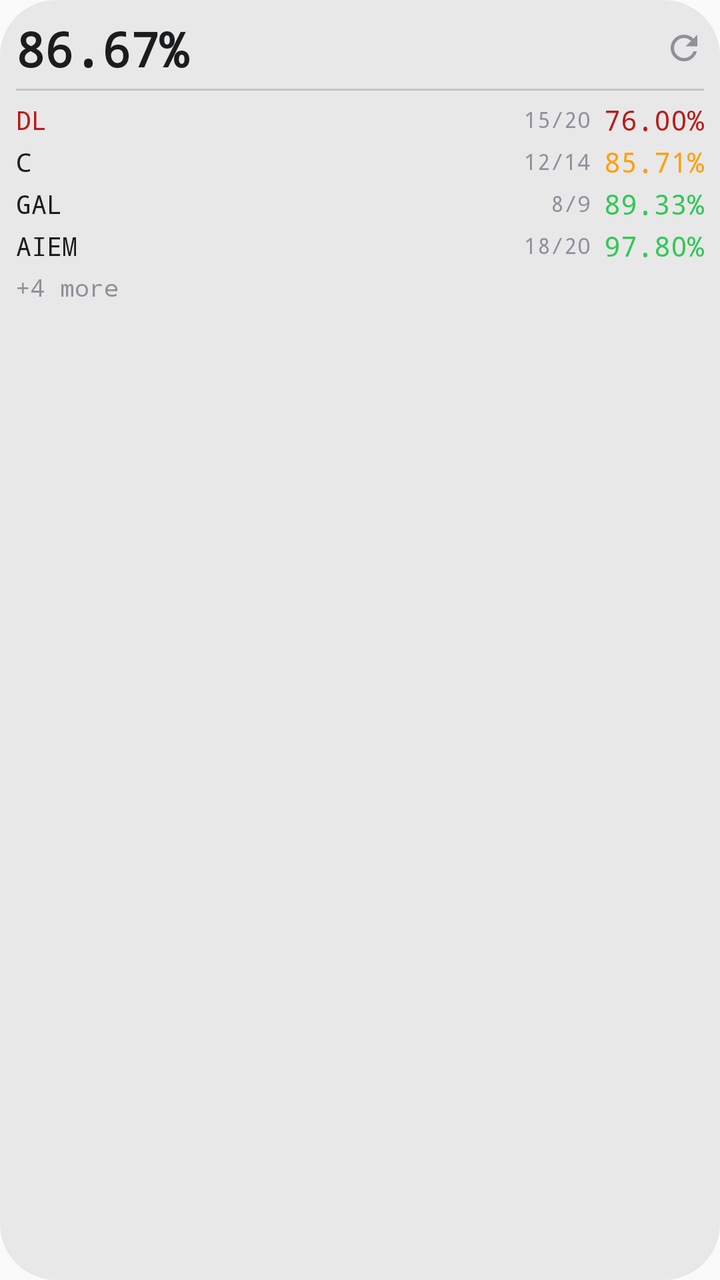
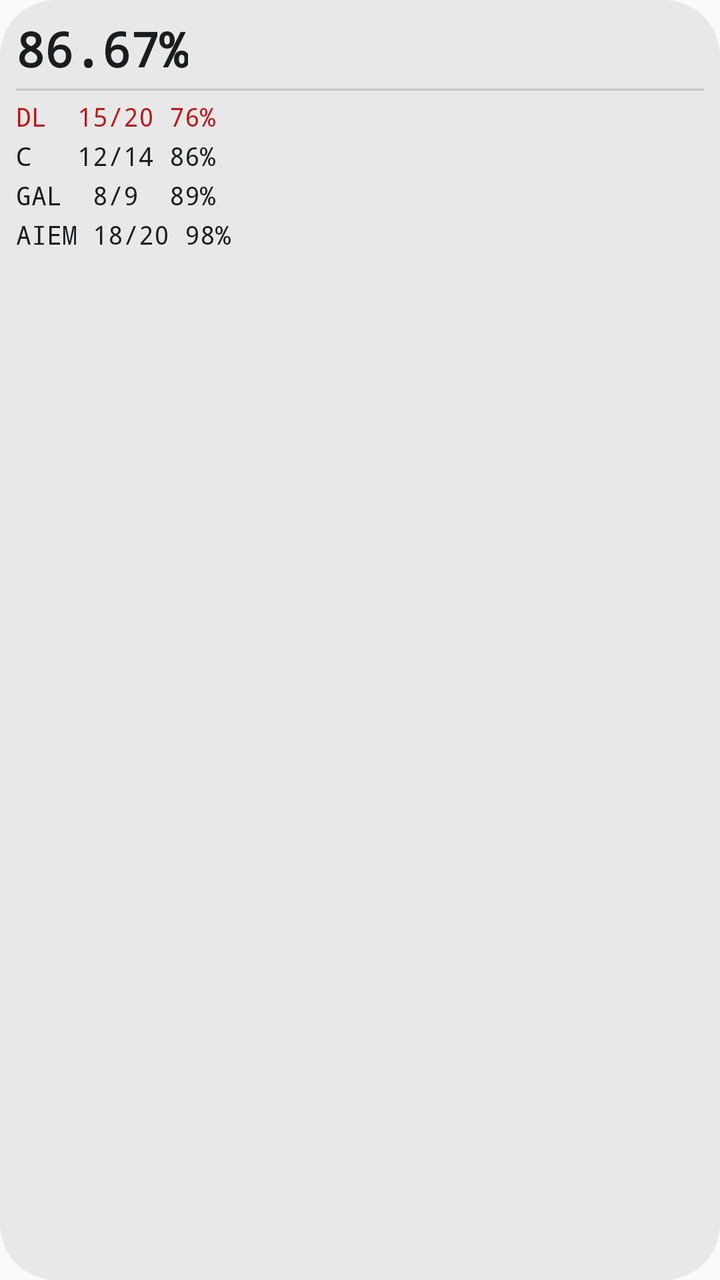

An Android layout rendered at two revisions. The XML below is the earlier revision; the diff shows what the commit changed to produce the second picture.
<!-- AndroidManifest.xml: application theme Theme.BMUAttendance -->
<!-- res/layout/widget_preview_small.xml -->
<?xml version="1.0" encoding="utf-8"?>
<LinearLayout xmlns:android="http://schemas.android.com/apk/res/android"
    android:layout_width="match_parent"
    android:layout_height="match_parent"
    android:background="@drawable/widget_background"
    android:orientation="vertical"
    android:padding="8dp">

    <LinearLayout
        android:layout_width="match_parent"
        android:layout_height="wrap_content"
        android:gravity="center_vertical"
        android:orientation="horizontal">

        <TextView
            android:layout_width="0dp"
            android:layout_height="wrap_content"
            android:layout_weight="1"
            android:fontFamily="monospace"
            android:text="86.67%"
            android:textColor="@color/widget_preview_on_surface"
            android:textSize="24sp"
            android:textStyle="bold" />

        <ImageView
            android:layout_width="20dp"
            android:layout_height="20dp"
            android:contentDescription="@string/widget_refresh"
            android:src="@drawable/ic_refresh"
            android:tint="@color/widget_preview_secondary" />
    </LinearLayout>

    <View
        android:layout_width="match_parent"
        android:layout_height="1dp"
        android:layout_marginTop="4dp"
        android:layout_marginBottom="4dp"
        android:background="@color/widget_preview_divider" />

    <LinearLayout
        android:layout_width="match_parent"
        android:layout_height="wrap_content"
        android:gravity="center_vertical"
        android:orientation="horizontal"
        android:paddingTop="1dp"
        android:paddingBottom="1dp">

        <TextView
            android:layout_width="0dp"
            android:layout_height="wrap_content"
            android:layout_weight="1"
            android:fontFamily="monospace"
            android:text="DL"
            android:textColor="@color/widget_status_red"
            android:textSize="13sp" />

        <TextView
            android:layout_width="wrap_content"
            android:layout_height="wrap_content"
            android:fontFamily="monospace"
            android:text="15/20 "
            android:textColor="@color/widget_preview_secondary"
            android:textSize="11sp" />

        <TextView
            android:layout_width="wrap_content"
            android:layout_height="wrap_content"
            android:fontFamily="monospace"
            android:text="76.00%"
            android:textColor="@color/widget_status_red"
            android:textSize="14sp" />
    </LinearLayout>

    <LinearLayout
        android:layout_width="match_parent"
        android:layout_height="wrap_content"
        android:gravity="center_vertical"
        android:orientation="horizontal"
        android:paddingTop="1dp"
        android:paddingBottom="1dp">

        <TextView
            android:layout_width="0dp"
            android:layout_height="wrap_content"
            android:layout_weight="1"
            android:fontFamily="monospace"
            android:text="C"
            android:textColor="@color/widget_preview_on_surface"
            android:textSize="13sp" />

        <TextView
            android:layout_width="wrap_content"
            android:layout_height="wrap_content"
            android:fontFamily="monospace"
            android:text="12/14 "
            android:textColor="@color/widget_preview_secondary"
            android:textSize="11sp" />

        <TextView
            android:layout_width="wrap_content"
            android:layout_height="wrap_content"
            android:fontFamily="monospace"
            android:text="85.71%"
            android:textColor="@color/widget_status_yellow"
            android:textSize="14sp" />
    </LinearLayout>

    <LinearLayout
        android:layout_width="match_parent"
        android:layout_height="wrap_content"
        android:gravity="center_vertical"
        android:orientation="horizontal"
        android:paddingTop="1dp"
        android:paddingBottom="1dp">

        <TextView
            android:layout_width="0dp"
            android:layout_height="wrap_content"
            android:layout_weight="1"
            android:fontFamily="monospace"
            android:text="GAL"
            android:textColor="@color/widget_preview_on_surface"
            android:textSize="13sp" />

        <TextView
            android:layout_width="wrap_content"
            android:layout_height="wrap_content"
            android:fontFamily="monospace"
            android:text="8/9 "
            android:textColor="@color/widget_preview_secondary"
            android:textSize="11sp" />

        <TextView
            android:layout_width="wrap_content"
            android:layout_height="wrap_content"
            android:fontFamily="monospace"
            android:text="89.33%"
            android:textColor="@color/widget_status_green"
            android:textSize="14sp" />
    </LinearLayout>

    <LinearLayout
        android:layout_width="match_parent"
        android:layout_height="wrap_content"
        android:gravity="center_vertical"
        android:orientation="horizontal"
        android:paddingTop="1dp"
        android:paddingBottom="1dp">

        <TextView
            android:layout_width="0dp"
            android:layout_height="wrap_content"
            android:layout_weight="1"
            android:fontFamily="monospace"
            android:text="AIEM"
            android:textColor="@color/widget_preview_on_surface"
            android:textSize="13sp" />

        <TextView
            android:layout_width="wrap_content"
            android:layout_height="wrap_content"
            android:fontFamily="monospace"
            android:text="18/20 "
            android:textColor="@color/widget_preview_secondary"
            android:textSize="11sp" />

        <TextView
            android:layout_width="wrap_content"
            android:layout_height="wrap_content"
            android:fontFamily="monospace"
            android:text="97.80%"
            android:textColor="@color/widget_status_green"
            android:textSize="14sp" />
    </LinearLayout>

    <TextView
        android:layout_width="wrap_content"
        android:layout_height="wrap_content"
        android:layout_marginTop="2dp"
        android:fontFamily="monospace"
        android:text="+4 more"
        android:textColor="@color/widget_preview_secondary"
        android:textSize="12sp" />

</LinearLayout>
<!-- resources referenced by this layout -->
<resources>
  <color name="widget_preview_divider">#C4C6CF</color>
  <color name="widget_preview_on_surface">#1A1C1E</color>
  <color name="widget_preview_secondary">#8E9199</color>
  <color name="widget_status_green">#34C759</color>
  <color name="widget_status_red">#BA1A1A</color>
  <color name="widget_status_yellow">#FF9F0A</color>
  <!-- drawable ic_refresh (drawable) -->
  <?xml version="1.0" encoding="utf-8"?>
  <vector xmlns:android="http://schemas.android.com/apk/res/android"
      android:width="24dp"
      android:height="24dp"
      android:viewportWidth="24"
      android:viewportHeight="24">
      <path
          android:fillColor="#FF000000"
          android:pathData="M17.65,6.35C16.2,4.9 14.21,4 12,4c-4.42,0 -7.99,3.58 -7.99,8s3.57,8 7.99,8c3.73,0 6.84,-2.55 7.73,-6h-2.08c-0.82,2.33 -3.04,4 -5.65,4 -3.31,0 -6,-2.69 -6,-6s2.69,-6 6,-6c1.66,0 3.14,0.69 4.22,1.78L13,11h7V4l-2.35,2.35z" />
  </vector>
  <!-- drawable widget_background (drawable) -->
  <?xml version="1.0" encoding="utf-8"?>
  <shape xmlns:android="http://schemas.android.com/apk/res/android"
      android:shape="rectangle">
      <solid android:color="@color/widget_background" />
      <corners android:radius="28dp" />
  </shape>
  <string name="widget_refresh">Refresh</string>
  <style name="Theme.BMUAttendance" parent="android:Theme.Material.Light.NoActionBar">
          <item name="android:statusBarColor">@android:color/transparent</item>
          <item name="android:navigationBarColor">@android:color/transparent</item>
          <item name="android:windowLightStatusBar">true</item>
      </style>
  <color name="widget_background">#E8E8E8</color>
</resources>

<!-- the commit's change to res/layout/widget_preview_small.xml (unified diff, before → after) -->
@@ -6,29 +6,14 @@
     android:orientation="vertical"
     android:padding="8dp">
 
-    <LinearLayout
-        android:layout_width="match_parent"
+    <TextView
+        android:layout_width="wrap_content"
         android:layout_height="wrap_content"
-        android:gravity="center_vertical"
-        android:orientation="horizontal">
-
-        <TextView
-            android:layout_width="0dp"
-            android:layout_height="wrap_content"
-            android:layout_weight="1"
-            android:fontFamily="monospace"
-            android:text="86.67%"
-            android:textColor="@color/widget_preview_on_surface"
-            android:textSize="24sp"
-            android:textStyle="bold" />
-
-        <ImageView
-            android:layout_width="20dp"
-            android:layout_height="20dp"
-            android:contentDescription="@string/widget_refresh"
-            android:src="@drawable/ic_refresh"
-            android:tint="@color/widget_preview_secondary" />
-    </LinearLayout>
+        android:fontFamily="monospace"
+        android:text="86.67%"
+        android:textColor="@color/widget_preview_on_surface"
+        android:textSize="24sp"
+        android:textStyle="bold" />
 
     <View
         android:layout_width="match_parent"
@@ -37,149 +22,39 @@
         android:layout_marginBottom="4dp"
         android:background="@color/widget_preview_divider" />
 
-    <LinearLayout
+    <TextView
         android:layout_width="match_parent"
         android:layout_height="wrap_content"
-        android:gravity="center_vertical"
-        android:orientation="horizontal"
-        android:paddingTop="1dp"
-        android:paddingBottom="1dp">
-
-        <TextView
-            android:layout_width="0dp"
-            android:layout_height="wrap_content"
-            android:layout_weight="1"
-            android:fontFamily="monospace"
-            android:text="DL"
-            android:textColor="@color/widget_status_red"
-            android:textSize="13sp" />
-
-        <TextView
-            android:layout_width="wrap_content"
-            android:layout_height="wrap_content"
-            android:fontFamily="monospace"
-            android:text="15/20 "
-            android:textColor="@color/widget_preview_secondary"
-            android:textSize="11sp" />
-
-        <TextView
-            android:layout_width="wrap_content"
-            android:layout_height="wrap_content"
-            android:fontFamily="monospace"
-            android:text="76.00%"
-            android:textColor="@color/widget_status_red"
-            android:textSize="14sp" />
-    </LinearLayout>
-
-    <LinearLayout
-        android:layout_width="match_parent"
-        android:layout_height="wrap_content"
-        android:gravity="center_vertical"
-        android:orientation="horizontal"
-        android:paddingTop="1dp"
-        android:paddingBottom="1dp">
-
-        <TextView
-            android:layout_width="0dp"
-            android:layout_height="wrap_content"
-            android:layout_weight="1"
-            android:fontFamily="monospace"
-            android:text="C"
-            android:textColor="@color/widget_preview_on_surface"
-            android:textSize="13sp" />
-
-        <TextView
-            android:layout_width="wrap_content"
-            android:layout_height="wrap_content"
-            android:fontFamily="monospace"
-            android:text="12/14 "
-            android:textColor="@color/widget_preview_secondary"
-            android:textSize="11sp" />
-
-        <TextView
-            android:layout_width="wrap_content"
-            android:layout_height="wrap_content"
-            android:fontFamily="monospace"
-            android:text="85.71%"
-            android:textColor="@color/widget_status_yellow"
-            android:textSize="14sp" />
-    </LinearLayout>
-
-    <LinearLayout
-        android:layout_width="match_parent"
-        android:layout_height="wrap_content"
-        android:gravity="center_vertical"
-        android:orientation="horizontal"
-        android:paddingTop="1dp"
-        android:paddingBottom="1dp">
-
-        <TextView
-            android:layout_width="0dp"
-            android:layout_height="wrap_content"
-            android:layout_weight="1"
-            android:fontFamily="monospace"
-            android:text="GAL"
-            android:textColor="@color/widget_preview_on_surface"
-            android:textSize="13sp" />
-
-        <TextView
-            android:layout_width="wrap_content"
-            android:layout_height="wrap_content"
-            android:fontFamily="monospace"
-            android:text="8/9 "
-            android:textColor="@color/widget_preview_secondary"
-            android:textSize="11sp" />
-
-        <TextView
-            android:layout_width="wrap_content"
-            android:layout_height="wrap_content"
-            android:fontFamily="monospace"
-            android:text="89.33%"
-            android:textColor="@color/widget_status_green"
-            android:textSize="14sp" />
-    </LinearLayout>
-
-    <LinearLayout
-        android:layout_width="match_parent"
-        android:layout_height="wrap_content"
-        android:gravity="center_vertical"
-        android:orientation="horizontal"
-        android:paddingTop="1dp"
-        android:paddingBottom="1dp">
-
-        <TextView
-            android:layout_width="0dp"
-            android:layout_height="wrap_content"
-            android:layout_weight="1"
-            android:fontFamily="monospace"
-            android:text="AIEM"
-            android:textColor="@color/widget_preview_on_surface"
-            android:textSize="13sp" />
-
-        <TextView
-            android:layout_width="wrap_content"
-            android:layout_height="wrap_content"
-            android:fontFamily="monospace"
-            android:text="18/20 "
-            android:textColor="@color/widget_preview_secondary"
-            android:textSize="11sp" />
-
-        <TextView
-            android:layout_width="wrap_content"
-            android:layout_height="wrap_content"
-            android:fontFamily="monospace"
-            android:text="97.80%"
-            android:textColor="@color/widget_status_green"
-            android:textSize="14sp" />
-    </LinearLayout>
+        android:fontFamily="monospace"
+        android:text="DL  15/20 76%"
+        android:textColor="@color/widget_status_red"
+        android:textSize="13sp" />
 
     <TextView
-        android:layout_width="wrap_content"
+        android:layout_width="match_parent"
         android:layout_height="wrap_content"
         android:layout_marginTop="2dp"
         android:fontFamily="monospace"
-        android:text="+4 more"
-        android:textColor="@color/widget_preview_secondary"
-        android:textSize="12sp" />
+        android:text="C   12/14 86%"
+        android:textColor="@color/widget_preview_on_surface"
+        android:textSize="13sp" />
+
+    <TextView
+        android:layout_width="match_parent"
+        android:layout_height="wrap_content"
+        android:layout_marginTop="2dp"
+        android:fontFamily="monospace"
+        android:text="GAL  8/9  89%"
+        android:textColor="@color/widget_preview_on_surface"
+        android:textSize="13sp" />
+
+    <TextView
+        android:layout_width="match_parent"
+        android:layout_height="wrap_content"
+        android:layout_marginTop="2dp"
+        android:fontFamily="monospace"
+        android:text="AIEM 18/20 98%"
+        android:textColor="@color/widget_preview_on_surface"
+        android:textSize="13sp" />
 
 </LinearLayout>
<!-- resource entries referenced after the edit -->
@@ -2,21 +2,7 @@
 <resources>
   <color name="widget_preview_divider">#C4C6CF</color>
   <color name="widget_preview_on_surface">#1A1C1E</color>
-  <color name="widget_preview_secondary">#8E9199</color>
-  <color name="widget_status_green">#34C759</color>
   <color name="widget_status_red">#BA1A1A</color>
-  <color name="widget_status_yellow">#FF9F0A</color>
-  <!-- drawable ic_refresh (drawable) -->
-  <?xml version="1.0" encoding="utf-8"?>
-  <vector xmlns:android="http://schemas.android.com/apk/res/android"
-      android:width="24dp"
-      android:height="24dp"
-      android:viewportWidth="24"
-      android:viewportHeight="24">
-      <path
-          android:fillColor="#FF000000"
-          android:pathData="M17.65,6.35C16.2,4.9 14.21,4 12,4c-4.42,0 -7.99,3.58 -7.99,8s3.57,8 7.99,8c3.73,0 6.84,-2.55 7.73,-6h-2.08c-0.82,2.33 -3.04,4 -5.65,4 -3.31,0 -6,-2.69 -6,-6s2.69,-6 6,-6c1.66,0 3.14,0.69 4.22,1.78L13,11h7V4l-2.35,2.35z" />
-  </vector>
   <!-- drawable widget_background (drawable) -->
   <?xml version="1.0" encoding="utf-8"?>
   <shape xmlns:android="http://schemas.android.com/apk/res/android"
@@ -24,7 +10,6 @@
       <solid android:color="@color/widget_background" />
       <corners android:radius="28dp" />
   </shape>
-  <string name="widget_refresh">Refresh</string>
   <style name="Theme.BMUAttendance" parent="android:Theme.Material.Light.NoActionBar">
           <item name="android:statusBarColor">@android:color/transparent</item>
           <item name="android:navigationBarColor">@android:color/transparent</item>
